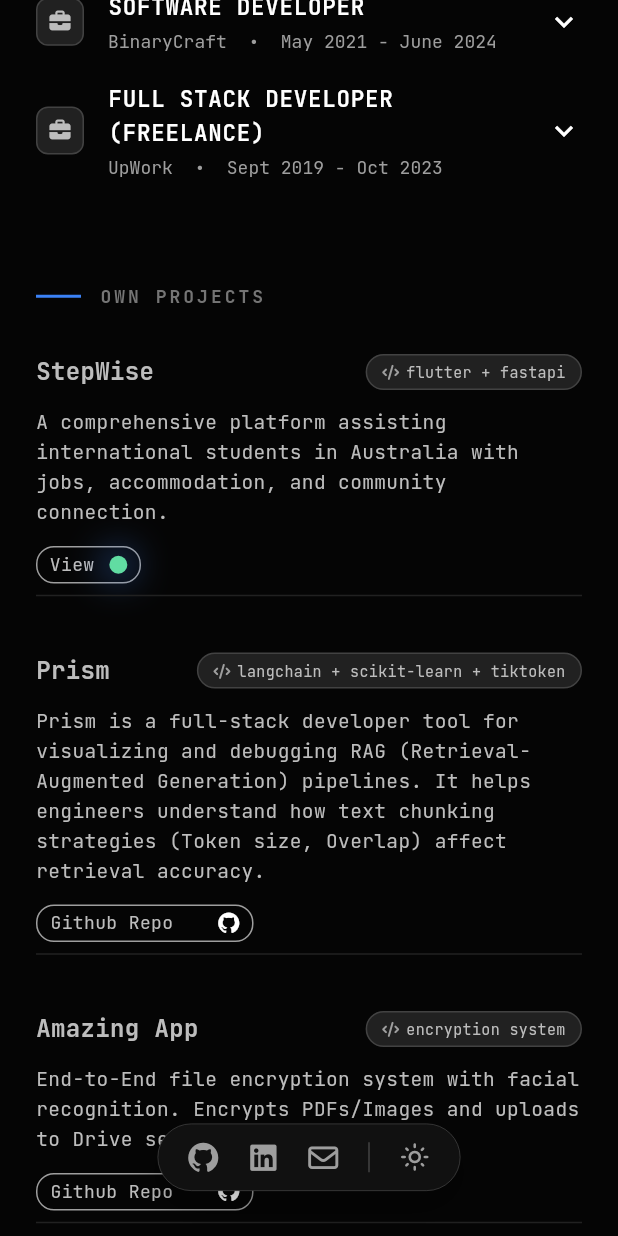
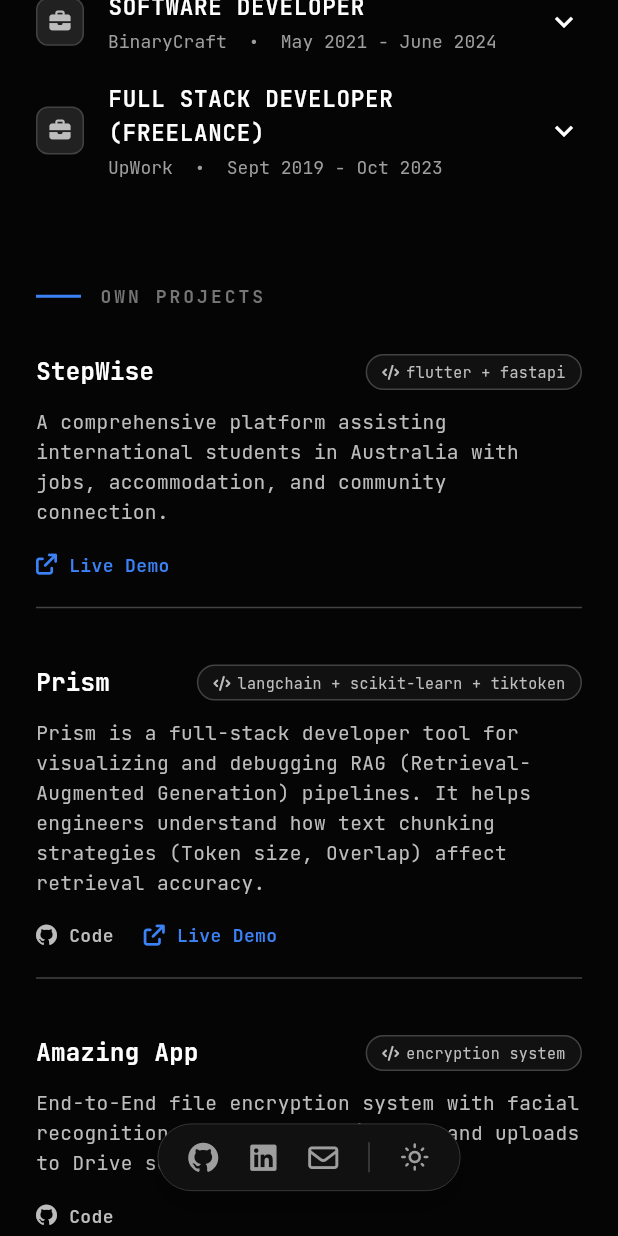
Before and after one commit to hasibullah1811/hasibullah.dev, a Flutter app: the screen it shows after launch, scrolled down 1728 dp, on a phone screen of 412 x 824 dp. Run offline on Flutter 3.47's test engine with Material 3 defaults, Android fonts, the light colour scheme and no system bars; our stand-ins replace font_awesome_flutter, google_fonts; missing offline and left inert: dart:html.

Commit message:
project item widget updated for live/code url

```diff
--- /dev/null
+++ b/lib/Widgets/project_item.dart
@@ -0,0 +1,193 @@
+import 'package:flutter/material.dart';
+import 'package:font_awesome_flutter/font_awesome_flutter.dart';
+import 'package:google_fonts/google_fonts.dart';
+import 'package:url_launcher/url_launcher.dart';
+
+class ProjectItem extends StatelessWidget {
+  final String title;
+  final String badge;
+  final String description;
+  final String? liveUrl; // Optional: Link to live demo
+  final String? repoUrl; // Optional: Link to GitHub code
+
+  const ProjectItem({
+    super.key,
+    required this.title,
+    required this.badge,
+    required this.description,
+    this.liveUrl,
+    this.repoUrl,
+  });
+
+  // Helper to open URLs
+  Future<void> _launchUrl(String url) async {
+    final Uri uri = Uri.parse(url);
+    if (await canLaunchUrl(uri)) {
+      await launchUrl(uri);
+    }
+  }
+
+  @override
+  Widget build(BuildContext context) {
+    final isDark = Theme.of(context).brightness == Brightness.dark;
+    final primaryText = Theme.of(context).colorScheme.primary;
+    final secondaryText = isDark ? Colors.grey[400] : Colors.grey[600];
+    final cardColor = Theme.of(context).cardColor;
+    final borderColor = isDark ? Colors.grey[800]! : Colors.grey[300]!;
+
+    return Column(
+      crossAxisAlignment: CrossAxisAlignment.start,
+      children: [
+        // --- HEADER ROW (Title + Badge) ---
+        Row(
+          mainAxisAlignment: MainAxisAlignment.spaceBetween,
+          children: [
+            Text(
+              title,
+              style: GoogleFonts.jetBrainsMono(
+                color: primaryText,
+                fontSize: 16,
+                fontWeight: FontWeight.bold,
+              ),
+            ),
+            Container(
+              padding: const EdgeInsets.symmetric(horizontal: 10, vertical: 4),
+              decoration: BoxDecoration(
+                color: cardColor,
+                borderRadius: BorderRadius.circular(12),
+                border: Border.all(color: borderColor),
+              ),
+              child: Row(
+                children: [
+                  Icon(FontAwesomeIcons.code, size: 10, color: secondaryText),
+                  const SizedBox(width: 6),
+                  Text(
+                    badge.toLowerCase(),
+                    style: GoogleFonts.jetBrainsMono(
+                      color: secondaryText,
+                      fontSize: 10,
+                    ),
+                  ),
+                ],
+              ),
+            ),
+          ],
+        ),
+
+        const SizedBox(height: 12),
+
+        // --- DESCRIPTION ---
+        Text(
+          description,
+          style: GoogleFonts.jetBrainsMono(
+            color: secondaryText,
+            fontSize: 13,
+            height: 1.5,
+          ),
+        ),
+
+        // --- NEW: LINKS ROW (Only shows if URLs exist) ---
+        if (liveUrl != null || repoUrl != null) ...[
+          const SizedBox(height: 16),
+          Row(
+            children: [
+              // GitHub Link
+              if (repoUrl != null) ...[
+                _ProjectLink(
+                  icon: FontAwesomeIcons.github,
+                  label: "Code",
+                  onTap: () => _launchUrl(repoUrl!),
+                ),
+                const SizedBox(width: 20),
+              ],
+
+              // Live Demo Link
+              if (liveUrl != null) ...[
+                _ProjectLink(
+                  icon: FontAwesomeIcons.arrowUpRightFromSquare,
+                  label: "Live Demo",
+                  onTap: () => _launchUrl(liveUrl!),
+                  isHighlight: true, // Makes it stand out slightly
+                ),
+              ],
+            ],
+          ),
+        ],
+
+        const SizedBox(height: 12),
+        Divider(color: borderColor, thickness: 1),
+      ],
+    );
+  }
+}
+
+// Small helper widget for the link buttons
+class _ProjectLink extends StatefulWidget {
+  final IconData icon;
+  final String label;
+  final VoidCallback onTap;
+  final bool isHighlight;
+
+  const _ProjectLink({
+    required this.icon,
+    required this.label,
+    required this.onTap,
+    this.isHighlight = false,
+  });
+
+  @override
+  State<_ProjectLink> createState() => _ProjectLinkState();
+}
+
+class _ProjectLinkState extends State<_ProjectLink> {
+  bool _isHovered = false;
+
+  @override
+  Widget build(BuildContext context) {
+    final isDark = Theme.of(context).brightness == Brightness.dark;
+    // Highlight color is Blue or Green, regular is Grey
+    final color = widget.isHighlight
+        ? Theme.of(context).colorScheme.tertiary
+        : (isDark ? Colors.grey[400] : Colors.grey[600]);
+
+    return MouseRegion(
+      cursor: SystemMouseCursors.click,
+      onEnter: (_) => setState(() => _isHovered = true),
+      onExit: (_) => setState(() => _isHovered = false),
+      child: GestureDetector(
+        onTap: widget.onTap,
+        child: AnimatedContainer(
+          duration: const Duration(milliseconds: 200),
+          // Subtle lift effect on hover
+          transform: Matrix4.translationValues(0, _isHovered ? -2 : 0, 0),
+          child: Row(
+            children: [
+              Icon(
+                widget.icon,
+                size: 14,
+                color: _isHovered
+                    ? Theme.of(context).colorScheme.secondary
+                    : color,
+              ),
+              const SizedBox(width: 8),
+              Text(
+                widget.label,
+                style: GoogleFonts.jetBrainsMono(
+                  color: _isHovered
+                      ? Theme.of(context).colorScheme.secondary
+                      : color,
+                  fontSize: 12,
+                  fontWeight: FontWeight.w600,
+                  decoration: _isHovered
+                      ? TextDecoration.underline
+                      : TextDecoration.none,
+                  decorationColor: Theme.of(context).colorScheme.secondary,
+                ),
+              ),
+            ],
+          ),
+        ),
+      ),
+    );
+  }
+}
--- a/lib/main.dart
+++ b/lib/main.dart
@@ -3,7 +3,7 @@ import 'dart:async';
 import 'package:flutter/material.dart';
 import 'package:google_fonts/google_fonts.dart';
 import 'package:font_awesome_flutter/font_awesome_flutter.dart';
-import 'package:hasib_website/Widgets/pulsuiating_circle.dart';
+import 'package:hasib_website/Widgets/project_item.dart';
 import 'package:url_launcher/url_launcher.dart';
 import 'dart:html' as html; // Adds HTML capabilities
 
@@ -145,8 +145,7 @@ class PortfolioHome extends StatelessWidget {
                     badge: "FLUTTER + FASTAPI",
                     description:
                         "A comprehensive platform assisting international students in Australia with jobs, accommodation, and community connection.",
-                    projectUrl: 'https://thestepwise.com',
-                    isLive: true,
+                    liveUrl: 'https://thestepwise.com',
                   ),
                   SizedBox(height: 30),
                   const ProjectItem(
@@ -154,8 +153,8 @@ class PortfolioHome extends StatelessWidget {
                     badge: "LangChain + Scikit-learn + TikToken",
                     description:
                         "Prism is a full-stack developer tool for visualizing and debugging RAG (Retrieval-Augmented Generation) pipelines. It helps engineers understand how text chunking strategies (Token size, Overlap) affect retrieval accuracy.",
-                    projectUrl: 'https://github.com/hasibullah1811/prism',
-                    isLive: false,
+                    repoUrl: 'https://github.com/hasibullah1811/prism',
+                    liveUrl: 'https://prism-xi-three.vercel.app/',
                   ),
                   const SizedBox(height: 30),
                   const ProjectItem(
@@ -163,9 +162,8 @@ class PortfolioHome extends StatelessWidget {
                     badge: "ENCRYPTION SYSTEM",
                     description:
                         "End-to-End file encryption system with facial recognition. Encrypts PDFs/Images and uploads to Drive securely.",
-                    projectUrl:
+                    repoUrl:
                         'https://github.com/hasibullah1811/Amazing-App-NbM',
-                    isLive: false,
                   ),
                   const SizedBox(height: 30),
                   const ProjectItem(
@@ -173,8 +171,7 @@ class PortfolioHome extends StatelessWidget {
                     badge: "HEALTHCARE",
                     description:
                         "Online medicine delivery platform connecting doctors, pharmacists, and consumers.",
-                    projectUrl: "https://github.com/hasibullah1811/medway",
-                    isLive: false,
+                    repoUrl: "https://github.com/hasibullah1811/medway",
                   ),
                   const SizedBox(height: 60),
 
@@ -1277,120 +1274,7 @@ class WorkTile extends StatelessWidget {
   }
 }
 
-class ProjectItem extends StatelessWidget {
-  final String title;
-  final String badge;
-  final String description;
-  final String projectUrl;
-  final bool isLive;
-
-  const ProjectItem({
-    super.key,
-    required this.title,
-    required this.badge,
-    required this.description,
-    required this.projectUrl,
-    required this.isLive,
-  });
-
-  @override
-  Widget build(BuildContext context) {
-    final isDark = Theme.of(context).brightness == Brightness.dark;
-
-    Future<void> _launchUrl() async {
-      final Uri uri = Uri.parse(projectUrl);
-      if (!await launchUrl(uri)) {
-        throw Exception('Could not launch $uri');
-      }
-    }
-
-    return Column(
-      crossAxisAlignment: CrossAxisAlignment.start,
-      children: [
-        Row(
-          mainAxisAlignment: MainAxisAlignment.spaceBetween,
-          children: [
-            Text(
-              title,
-              style: GoogleFonts.jetBrainsMono(
-                color: isDark ? Colors.grey[400] : Colors.grey[800],
-                fontSize: 16,
-                fontWeight: FontWeight.bold,
-              ),
-            ),
-            Container(
-              padding: const EdgeInsets.symmetric(horizontal: 10, vertical: 4),
-              decoration: BoxDecoration(
-                color: Colors.grey[900],
-                borderRadius: BorderRadius.circular(12),
-                border: Border.all(color: Colors.grey[800]!),
-              ),
-              child: Row(
-                children: [
-                  Icon(
-                    FontAwesomeIcons.code,
-                    size: 10,
-                    color: isDark ? Colors.grey[500] : Colors.white,
-                  ),
-                  const SizedBox(width: 6),
-                  Text(
-                    badge.toLowerCase(),
-                    style: GoogleFonts.jetBrainsMono(
-                      color: isDark ? Colors.grey[400] : Colors.white,
-                      fontSize: 10,
-                    ),
-                  ),
-                ],
-              ),
-            ),
-          ],
-        ),
-        const SizedBox(height: 12),
-        Text(
-          description,
-          style: GoogleFonts.jetBrainsMono(
-            color: isDark ? Colors.grey[400] : Colors.grey[800],
-            fontSize: 13,
-            height: 1.5,
-          ),
-        ),
-        const SizedBox(height: 12),
-        InkWell(
-          borderRadius: BorderRadius.circular(12),
-          onTap: _launchUrl,
-          child: Container(
-            width: isLive ? 70 : 145,
-            height: 25,
-            decoration: BoxDecoration(
-              borderRadius: BorderRadius.circular(12),
-              border: Border.all(color: Colors.grey),
-            ),
-            child: Row(
-              mainAxisAlignment: MainAxisAlignment.center,
-              children: [
-                Text(
-                  isLive ? 'View' : "Github Repo",
-                  style: GoogleFonts.jetBrainsMono(
-                    color: isDark ? Colors.grey[400] : Colors.grey[800],
-                    fontSize: 12,
-                    height: 1.5,
-                  ),
-                ),
-                SizedBox(width: isLive ? 10 : 30),
-                isLive
-                    ? PulsatingCircle(size: 12, color: Colors.greenAccent)
-                    : Icon(FontAwesomeIcons.github, size: 14),
-              ],
-            ),
-          ),
-        ),
-        title == "MedWay"
-            ? Container()
-            : Divider(color: Colors.grey[900], thickness: 1),
-      ],
-    );
-  }
-}
+//
 
 class FloatingDock extends StatelessWidget {
   const FloatingDock({super.key});
```
